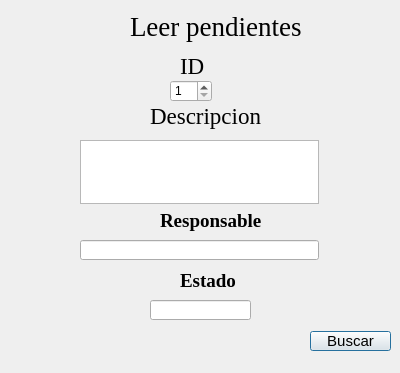
This is proyectoSolitario/leerpendientes.ui in dereck-anti-EPN/Proyecto-Programacion as Qt 5 draws it before an edit. The edited form follows.
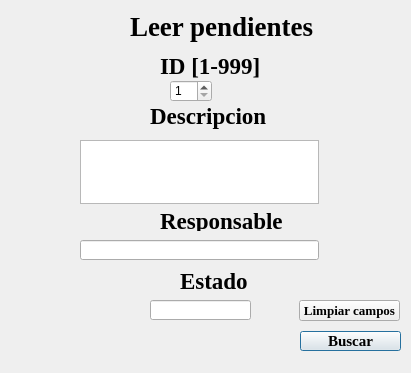
This is the edited form. Icons and pictures are not drawn.

Patch:
```diff
--- a/proyectoSolitario/leerpendientes.ui
+++ b/proyectoSolitario/leerpendientes.ui
@@ -6,7 +6,7 @@
    <rect>
     <x>0</x>
     <y>0</y>
-    <width>400</width>
+    <width>411</width>
     <height>373</height>
    </rect>
   </property>
@@ -29,6 +29,7 @@
     <font>
      <family>Times New Roman</family>
      <pointsize>20</pointsize>
+     <bold>true</bold>
     </font>
    </property>
    <property name="text">
@@ -57,15 +58,17 @@
   <widget class="QPushButton" name="botonBuscar">
    <property name="geometry">
     <rect>
-     <x>310</x>
+     <x>300</x>
      <y>331</y>
-     <width>81</width>
+     <width>101</width>
      <height>20</height>
     </rect>
    </property>
    <property name="font">
     <font>
+     <family>Times New Roman</family>
      <pointsize>11</pointsize>
+     <bold>true</bold>
     </font>
    </property>
    <property name="cursor">
@@ -78,9 +81,9 @@
   <widget class="QLabel" name="label_2">
    <property name="geometry">
     <rect>
-     <x>180</x>
+     <x>160</x>
      <y>50</y>
-     <width>31</width>
+     <width>111</width>
      <height>31</height>
     </rect>
    </property>
@@ -88,10 +91,11 @@
     <font>
      <family>Times New Roman</family>
      <pointsize>17</pointsize>
+     <bold>true</bold>
     </font>
    </property>
    <property name="text">
-    <string>ID</string>
+    <string>ID [1-999]</string>
    </property>
   </widget>
   <widget class="QTextEdit" name="descLeer">
@@ -123,6 +127,7 @@
     <font>
      <family>Times New Roman</family>
      <pointsize>17</pointsize>
+     <bold>true</bold>
     </font>
    </property>
    <property name="text">
@@ -141,7 +146,7 @@
    <property name="font">
     <font>
      <family>Times New Roman</family>
-     <pointsize>14</pointsize>
+     <pointsize>17</pointsize>
      <italic>false</italic>
      <bold>true</bold>
      <underline>false</underline>
@@ -180,7 +185,7 @@
    <property name="font">
     <font>
      <family>Times New Roman</family>
-     <pointsize>14</pointsize>
+     <pointsize>17</pointsize>
      <italic>false</italic>
      <bold>true</bold>
      <underline>false</underline>
@@ -207,6 +212,29 @@
     <bool>true</bool>
    </property>
   </widget>
+  <widget class="QPushButton" name="pushButton">
+   <property name="geometry">
+    <rect>
+     <x>299</x>
+     <y>300</y>
+     <width>101</width>
+     <height>21</height>
+    </rect>
+   </property>
+   <property name="font">
+    <font>
+     <family>Times New Roman</family>
+     <pointsize>10</pointsize>
+     <bold>true</bold>
+    </font>
+   </property>
+   <property name="cursor">
+    <cursorShape>PointingHandCursor</cursorShape>
+   </property>
+   <property name="text">
+    <string>Limpiar campos</string>
+   </property>
+  </widget>
  </widget>
  <resources/>
  <connections/>
```
